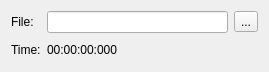
The window that src/gui/recordfileview.ui (stu-inc/DataCapture) describes before a commit, drawn with Qt 5.
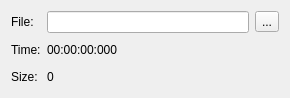
The same window after the commit.

```diff
--- a/src/gui/recordfileview.ui
+++ b/src/gui/recordfileview.ui
@@ -6,8 +6,8 @@
    <rect>
     <x>0</x>
     <y>0</y>
-    <width>269</width>
-    <height>72</height>
+    <width>290</width>
+    <height>98</height>
    </rect>
   </property>
   <property name="windowTitle">
@@ -45,6 +45,20 @@
      </property>
     </widget>
    </item>
+   <item row="2" column="0">
+    <widget class="QLabel" name="label_3">
+     <property name="text">
+      <string>Size:</string>
+     </property>
+    </widget>
+   </item>
+   <item row="2" column="1">
+    <widget class="QLabel" name="labelSize">
+     <property name="text">
+      <string>0</string>
+     </property>
+    </widget>
+   </item>
   </layout>
  </widget>
  <resources/>
```
Left out of the diff: 14 changed lines with no effect on the pictures.
